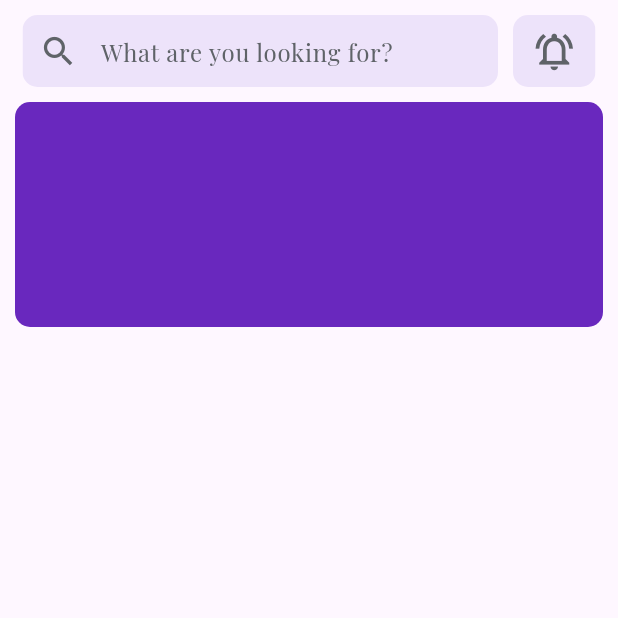
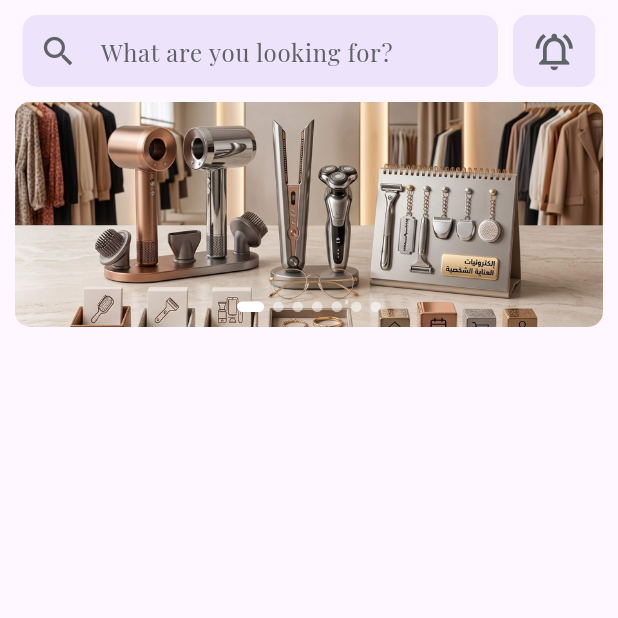
Before and after one commit to almotasim1900/knooz, a Flutter app: the HomePage screen opened by its route, on a phone screen of 412 x 824 dp, the top half of it. Run offline on Flutter 3.47's test engine with Material 3 defaults, Android fonts, the phone set to English and light mode, and no system bars; our stand-ins replace dartz, firebase_core, firebase_messaging, flutter_otp_text_field, get, lottie and 1 more; accounts and stored records are empty; project files that could hold a hidden picture were left out.

Commit message:
lesson59

```diff
--- a/lib/app_link_api.dart
+++ b/lib/app_link_api.dart
@@ -13,4 +13,6 @@ class AppLink {
       "$server/forgetpassword/resetpassword.php";
   static const String verfiyCodeForNewPass =
       "$server/forgetpassword/verfiycodefor_new_pass.php";
+  // ==== homepage ==============================================
+  static const String homePage = "$server/home.php";
 }
--- /dev/null
+++ b/lib/home_page/ads_slider/ads_slider_widget.dart
@@ -0,0 +1,90 @@
+import 'package:flutter/material.dart';
+import 'package:get/get.dart';
+
+import 'ads_slider_controller.dart';
+
+class AdsSliderWidget extends GetView<AdsSliderController> {
+  const AdsSliderWidget({super.key});
+
+  @override
+  Widget build(BuildContext context) {
+    return Container(
+      margin: const EdgeInsets.symmetric(horizontal: 10, vertical: 10),
+      height: 150,
+      child: ClipRRect(
+        borderRadius: BorderRadius.circular(10),
+        child: Stack(
+          children: [
+            //==================================================
+            // الصور
+            //==================================================
+            PageView.builder(
+              controller: controller.pageController,
+              itemCount: controller.adsImages.length,
+              onPageChanged: (index) {
+                controller.currentIndex.value = index;
+                controller.restartTimer();
+              },
+              itemBuilder: (context, index) {
+                return Image.asset(
+                  controller.adsImages[index],
+                  width: double.infinity,
+                  height: 150,
+                  fit: BoxFit.cover,
+                  cacheWidth: 913,
+                  cacheHeight: 500,
+
+                  errorBuilder: (context, error, stackTrace) {
+                    return Container(
+                      color: Colors.grey.shade300,
+                      alignment: Alignment.center,
+                      child: const Icon(
+                        Icons.image_not_supported_outlined,
+                        color: Colors.grey,
+                        size: 40,
+                      ),
+                    );
+                  },
+                );
+              },
+            ),
+
+            //==================================================
+            // Dots
+            //==================================================
+            Positioned(
+              left: 0,
+              right: 0,
+              bottom: 10,
+              child: Obx(() {
+                return Row(
+                  mainAxisAlignment: MainAxisAlignment.center,
+                  children: List.generate(controller.adsImages.length, (index) {
+                    final bool isActive =
+                        controller.currentIndex.value == index;
+
+                    return GestureDetector(
+                      onTap: () {
+                        controller.goToAd(index);
+                      },
+                      child: AnimatedContainer(
+                        duration: const Duration(milliseconds: 250),
+                        margin: const EdgeInsets.symmetric(horizontal: 3),
+                        width: isActive ? 18 : 7,
+                        height: 7,
+                        decoration: BoxDecoration(
+                          color: isActive ? Colors.white : Colors.white54,
+                          borderRadius: BorderRadius.circular(10),
+                        ),
+                      ),
+                    );
+                  }),
+                );
+              }),
+            ),
+          ],
+        ),
+      ),
+    );
+  }
+}
--- a/lib/home_page/home_page.dart
+++ b/lib/home_page/home_page.dart
@@ -1,6 +1,7 @@
 import 'package:flutter/material.dart';
 import 'package:get/get.dart';
 import 'package:koosh/core/constant/colors.dart';
+import 'package:koosh/home_page/ads_slider/ads_slider_widget.dart';
 import 'package:koosh/home_page/homepage_controller.dart';
 
 class HomePage extends StatelessWidget {
@@ -75,21 +76,8 @@ class HomePage extends StatelessWidget {
 
             //== نهاية الشريط العلوي
             //== المربع تحت شريط العنوان
-            Container(
-              margin: EdgeInsets.symmetric(horizontal: 10, vertical: 10),
-              child: Stack(
-                children: [
-                  Container(
-                    height: 150,
-                    decoration: BoxDecoration(
-                      borderRadius: BorderRadius.circular(10),
-                      color: AppColors.primerycolor,
-                    ),
-                    child: ListTile(),
-                  ),
-                ],
-              ),
-            ),
+            const AdsSliderWidget(),
+
             //== نهاية المربع تحت شريط العنوان
           ],
         ),
--- /dev/null
+++ b/lib/home_page/home_remote_data.dart
@@ -0,0 +1,11 @@
+import 'package:koosh/app_link_api.dart';
+import 'package:koosh/core/class/crud_request.dart';
+
+class HomeRemoteData {
+  CrudRequest crudRequest;
+  HomeRemoteData(this.crudRequest);
+  Future<Object> getData() async {
+    var response = await crudRequest.postData(AppLink.homePage, {});
+    return response.fold((l) => l, (r) => r);
+  }
+}
--- a/lib/home_page/homepage_controller.dart
+++ b/lib/home_page/homepage_controller.dart
@@ -1,26 +1,97 @@
 import 'package:get/get.dart';
+import 'package:koosh/core/class/status_request.dart';
+import 'package:koosh/core/functions/handligdata_controller.dart';
+import 'package:koosh/home_page/home_remote_data.dart';
 import 'package:koosh/services/services.dart';
+import 'package:koosh/home_page/ads_slider/ads_slider_controller.dart';
 
-class HomePageController extends GetxController {}
+abstract class HomePageController extends GetxController {
+  void initialData();
+  getdata();
+}
 
 class HomePageControllerImp extends HomePageController {
   //===================================================
+  // SERVICES
+  //===================================================
+
   MyServices myServices = Get.find();
+
+  //===================================================
+  // USER DATA
+  //===================================================
+
   String? id;
   String? username;
 
-  //========================================
+  //===================================================
+  // REMOTE DATA
+  //===================================================
+
+  HomeRemoteData homeRemoteData = HomeRemoteData(Get.find());
+
+  //===================================================
+  // CATEGORIES
+  //===================================================
+
+  List categories = [];
+
+  //===================================================
+  // STATUS REQUEST
+  //===================================================
+
+  late StatusRequest statusRequest;
+
+  //===================================================
+  // INITIAL DATA
+  //===================================================
+
+  @override
   void initialData() {
     id = myServices.sharedPreferences.getString("id");
     username = myServices.sharedPreferences.getString("username");
   }
-  //===================================
 
-  //=======================================
+  //===================================================
+  // INIT
+  //===================================================
+
   @override
   void onInit() {
     initialData();
+
+    // تسجيل Controller الخاص بالإعلانات
+    Get.lazyPut<AdsSliderController>(() => AdsSliderController());
+
+    getdata();
+
     super.onInit();
-    //===============================
+  }
+
+  //===================================================
+  // GET DATA
+  //===================================================
+  @override
+  getdata() async {
+    statusRequest = StatusRequest.loading;
+    update();
+
+    final response = await homeRemoteData.getData();
+
+    print("======================== $response");
+
+    statusRequest = handlingData(response);
+
+    if (StatusRequest.success == statusRequest) {
+      final data = response as Map<String, dynamic>;
+
+      if (data['status'] == "success") {
+        categories.addAll(data["categories"]);
+      }
+    } else {
+      statusRequest = StatusRequest.failure;
+    }
+
+    update();
   }
 }
--- a/pubspec.yaml
+++ b/pubspec.yaml
@@ -105,6 +105,7 @@ flutter:
   # To add assets to your application, add an assets section, like this:
   assets:
    -  assets/images/
+   - assets/images/ads/
    -  assets/lottie/
 
   #   - images/a_dot_ham.jpeg
```
Also changed, not shown: lib/home_page/ads_slider/ads_slider_controller.dart (added, +156 -0 lines), lib/model/categories_model.dart (added, +34 -0 lines), assets/images/ads/ads1.jpg (added), assets/images/ads/ads2.jpg (added), assets/images/ads/ads3.jpg (added), assets/images/ads/ads4.jpg (added), assets/images/ads/ads5.jpg (added), assets/images/ads/ads6.jpg (added), assets/images/ads/ads7.jpg (added).
